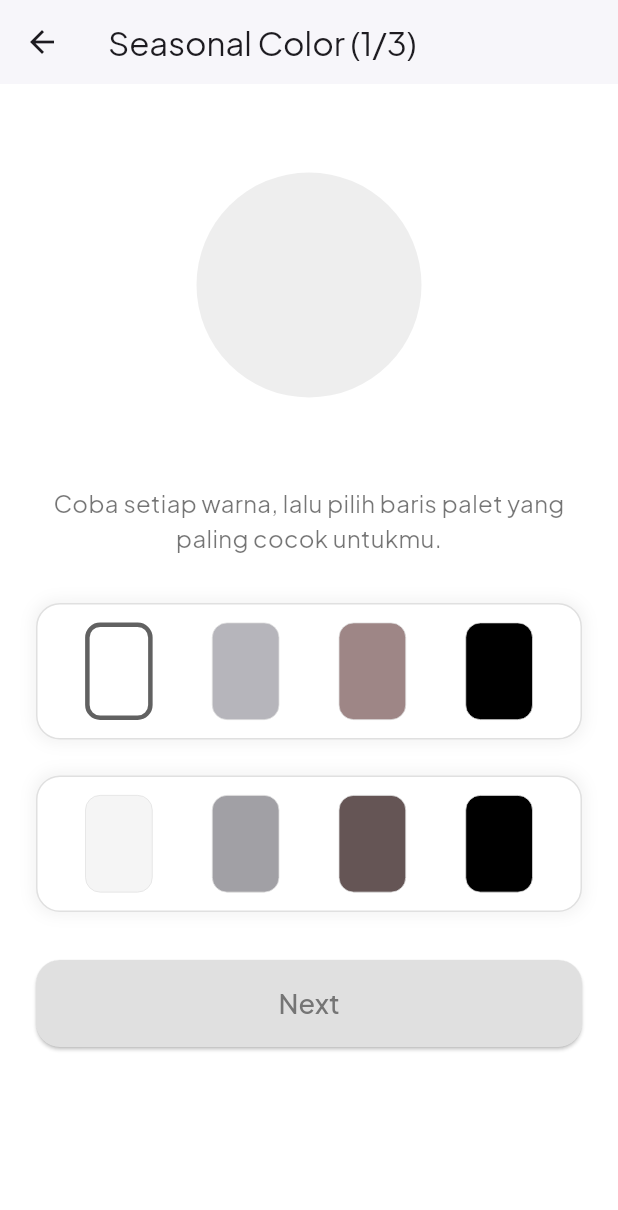
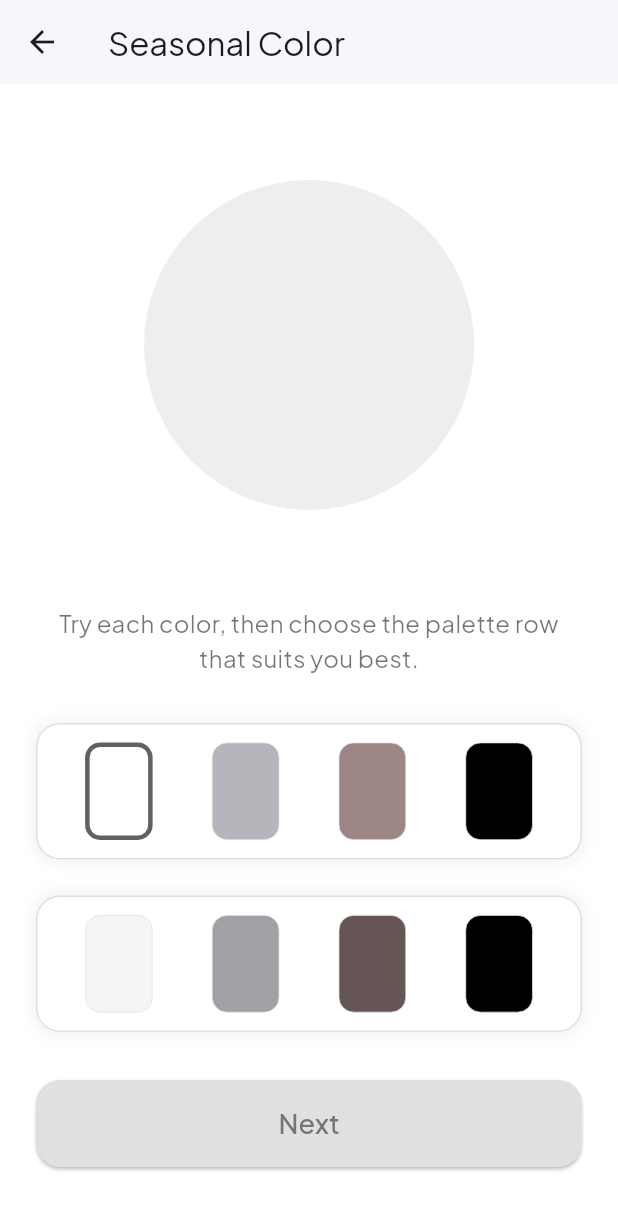
Before and after one commit to Calyra-Mobile-Apps/calyra-apps, a Flutter app: the SeasonalColorQuizScreen screen opened directly, on a phone screen of 412 x 824 dp. Shown: the top 1210 px of the screen. Run offline on Flutter 3.47's test engine with Material 3 defaults, Android fonts, the phone set to English and light mode, and no system bars; our stand-ins replace camera, cloud_firestore, firebase_auth, firebase_core, google_fonts, image_picker; accounts and stored records are empty.

Commit message:
update quiz

```diff
--- a/lib/screens/quiz/seasonal_quiz_screen.dart
+++ b/lib/screens/quiz/seasonal_quiz_screen.dart
@@ -146,7 +146,7 @@ class _SeasonalColorQuizScreenState extends State<SeasonalColorQuizScreen> {
 
     return Scaffold(
       appBar: AppBar(
-        title: Text('Seasonal Color (${_currentStep + 1}/${palettes.length})'),
+        title: Text('Seasonal Color'),
         backgroundColor: Colors.white,
         elevation: 1,
       ),
@@ -160,16 +160,16 @@ class _SeasonalColorQuizScreenState extends State<SeasonalColorQuizScreen> {
               AnimatedContainer(
                 duration: const Duration(milliseconds: 300),
                 width: 300,
-                height: 220,
+                height: 300,
                 margin: const EdgeInsets.only(bottom: 24),
                 decoration: BoxDecoration(
-                  borderRadius: BorderRadius.circular(20),
+                  borderRadius: BorderRadius.circular(20), // DISAMAKAN: 20
                   color: _activeSelfieBackgroundColor,
                 ),
                 child: Center(
                   child: Container(
-                    width: 150,
-                    height: 150,
+                    width: 220,
+                    height: 220,
                     decoration: BoxDecoration(
                       shape: BoxShape.circle,
                       image: selfieBytes != null
@@ -181,7 +181,7 @@ class _SeasonalColorQuizScreenState extends State<SeasonalColorQuizScreen> {
                 ),
               ),
               const Text(
-                'Coba setiap warna, lalu pilih baris palet yang paling cocok untukmu.',
+                'Try each color, then choose the palette row that suits you best.',
                 textAlign: TextAlign.center,
                 style: TextStyle(fontSize: 16, color: Colors.black54),
               ),
--- a/lib/screens/quiz/skintone_quiz_screen.dart
+++ b/lib/screens/quiz/skintone_quiz_screen.dart
@@ -96,10 +96,10 @@ class _SkintoneQuizScreenState extends State<SkintoneQuizScreen> {
                         duration: const Duration(milliseconds: 300),
                         curve: Curves.easeInOut,
                         width: 300,
-                        height: 350, // Ditinggikan agar terlihat jelas
+                        height: 300,
                         decoration: BoxDecoration(
-                          color: backgroundColor, // Background dari warna terpilih
-                          borderRadius: BorderRadius.circular(30), // Rounded corners
+                          color: backgroundColor,
+                          borderRadius: BorderRadius.circular(20),
                           boxShadow: [
                             BoxShadow(
                               color: Colors.black.withOpacity(0.1),
@@ -127,7 +127,7 @@ class _SkintoneQuizScreenState extends State<SkintoneQuizScreen> {
                       shrinkWrap: true,
                       physics: const NeverScrollableScrollPhysics(),
                       gridDelegate: const SliverGridDelegateWithFixedCrossAxisCount(
-                        crossAxisCount: 5, // Ubah ke 5 kolom (misalnya) atau biarkan 4
+                        crossAxisCount: 5,
                         crossAxisSpacing: 12,
                         mainAxisSpacing: 12,
                       ),
```
Also changed, not shown: lib/screens/quiz/undertone_quiz_screen.dart (+6 -11 lines).
